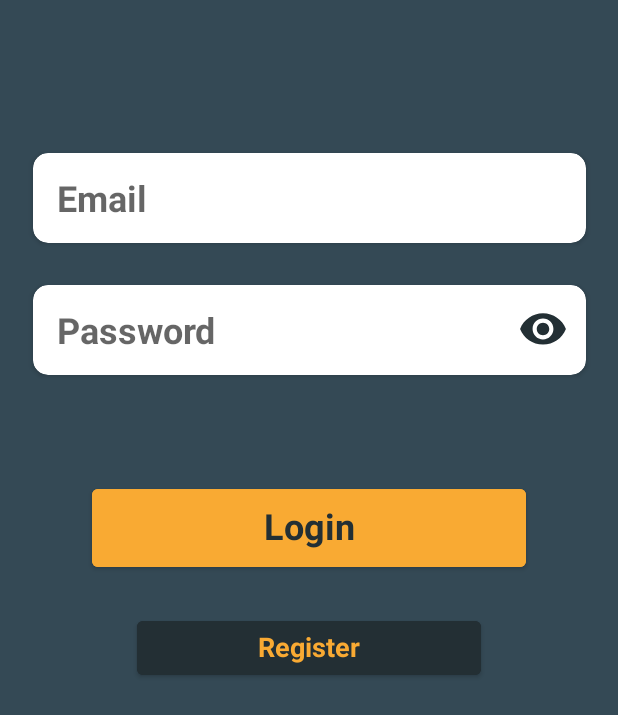
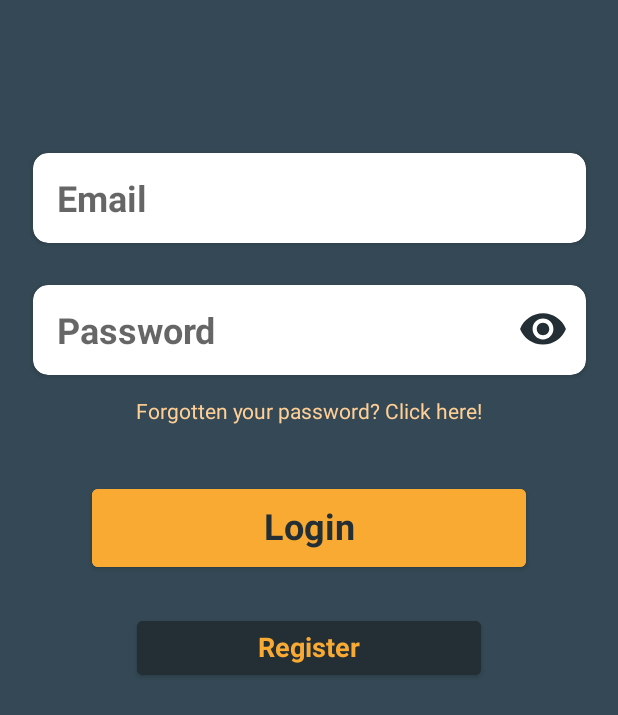
Before and after one commit to LexuLexu/Kanji_Quiz, an Android app: the screen it shows after launch (LoginActivity), on a phone screen of 412 x 824 dp. Shown: the top 715 px of the screen. Run offline under Robolectric (Android 15) with nearby library versions, the phone set to English and light mode, and no system bars; our stand-ins replace Firebase (no records; nobody signed in at launch, a user with empty details on screens opened directly).

Commit message:
Password reset implemented

```diff
--- a/app/src/main/res/layout/activity_login.xml
+++ b/app/src/main/res/layout/activity_login.xml
@@ -6,6 +6,19 @@
     android:layout_height="match_parent"
     android:background="@color/colorPrimary"
     tools:context=".LoginActivity">
+
+    <TextView
+        android:id="@+id/forgotPasswordText"
+        android:layout_width="wrap_content"
+        android:layout_height="wrap_content"
+        android:layout_marginTop="8dp"
+        android:onClick="resetPassword"
+        android:text="Forgotten your password? Click here!"
+        android:textColor="#FFCF96"
+        app:layout_constraintEnd_toEndOf="parent"
+        app:layout_constraintHorizontal_bias="0.5"
+        app:layout_constraintStart_toStartOf="parent"
+        app:layout_constraintTop_toBottomOf="@+id/passwordCard" />
 
     <androidx.cardview.widget.CardView
         android:id="@+id/emailCard"
```
Also changed, not shown: app/src/main/java/com/example/quiztest1/LoginActivity.java (+26 -0 lines).
